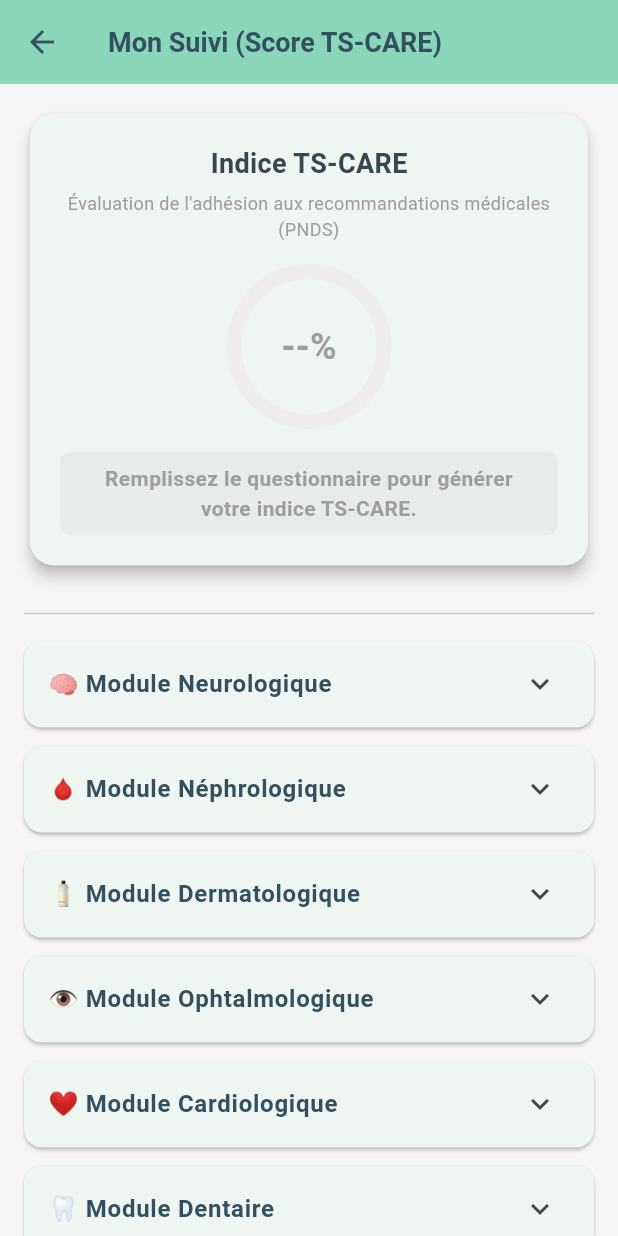
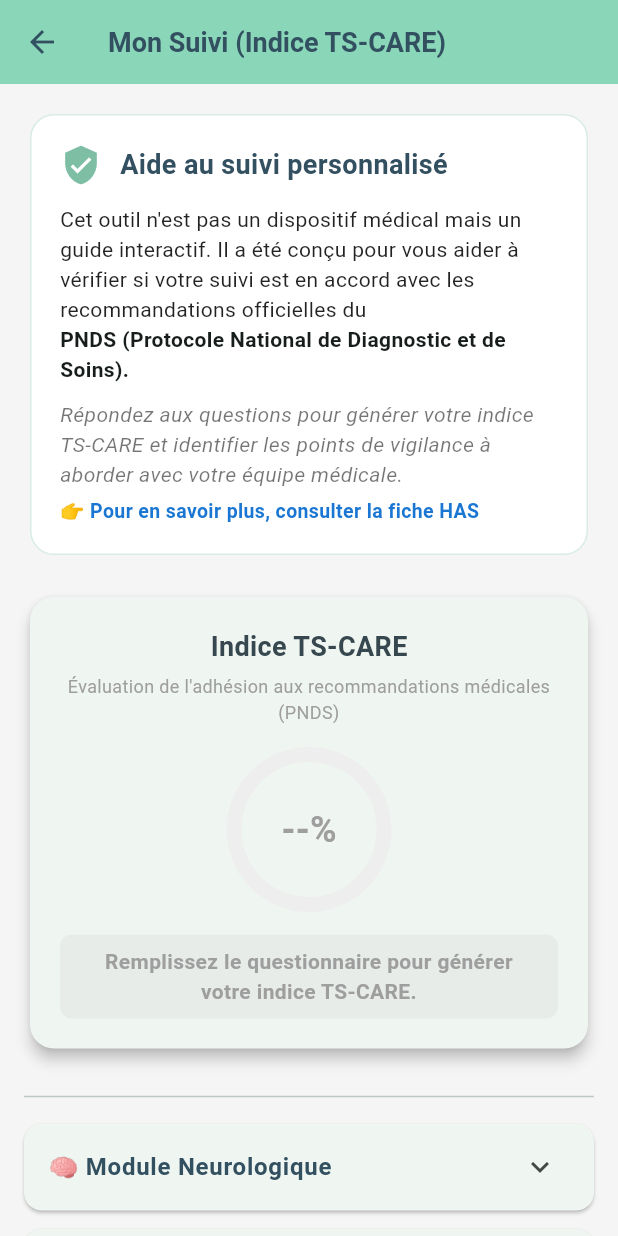
Before and after one commit to Mathkuch/carnet-stb-pilote, a Flutter app: the PageMonSuivi screen opened directly with empty values, on a phone screen of 412 x 824 dp. Run offline on Flutter 3.47's test engine with Material 3 defaults, Android fonts, the phone set to English and light mode, and no system bars; our stand-ins replace easy_localization, fl_chart, pdf, printing.

Commit message:
Amelioration visuelle page comprendre STB

```diff
--- a/lib/main.dart
+++ b/lib/main.dart
@@ -5,6 +5,7 @@ import 'package:pdf/widgets.dart' as pw;
 import 'package:printing/printing.dart';
 import 'dart:typed_data';
 import 'package:easy_localization/easy_localization.dart';
+import 'package:url_launcher/url_launcher.dart';
 
 
 // ==========================================
@@ -1499,14 +1500,82 @@ class _PageMonSuiviState extends State<PageMonSuivi> {
   // ==========================================
   // INTERFACE UTILISATEUR (UI)
   // ==========================================
-  @override
+ @override
   Widget build(BuildContext context) {
     return Scaffold(
       backgroundColor: Colors.grey[100],
-      appBar: AppBar(title: const Text('Mon Suivi (Score TS-CARE)'), backgroundColor: Theme.of(context).colorScheme.inversePrimary),
+      appBar: AppBar(
+        title: const Text('Mon Suivi (Indice TS-CARE)'),
+        backgroundColor: Theme.of(context).colorScheme.inversePrimary
+      ),
       body: ListView(
         padding: const EdgeInsets.all(16.0),
         children: [
+
+          // --- NOUVEL EN-TÊTE PÉDAGOGIQUE (PNDS) ---
+          Card(
+            elevation: 0,
+            color: Colors.white,
+            shape: RoundedRectangleBorder(
+              borderRadius: BorderRadius.circular(16),
+              side: BorderSide(color: primaryTeal.withOpacity(0.3))
+            ),
+            child: Padding(
+              padding: const EdgeInsets.all(20.0),
+              child: Column(
+                crossAxisAlignment: CrossAxisAlignment.start,
+                children: [
+                  Row(
+                    children: [
+                      const Icon(Icons.verified_user, color: primaryTeal, size: 28),
+                      const SizedBox(width: 12),
+                      Expanded(
+                        child: Text(
+                          "Aide au suivi personnalisé",
+                          style: TextStyle(fontSize: 18, fontWeight: FontWeight.bold, color: darkNavy),
+                        ),
+                      ),
+                    ],
+                  ),
+                  const SizedBox(height: 12),
+                  const Text(
+                    "Cet outil n'est pas un dispositif médical mais un guide interactif. "
+                    "Il a été conçu pour vous aider à vérifier si votre suivi est en accord avec les recommandations officielles du ",
+                    style: TextStyle(fontSize: 14, color: Colors.black87, height: 1.4),
+                  ),
+                  GestureDetector(
+                    onTap: () async {
+                      final Uri url = Uri.parse('https://www.has-sante.fr/jcms/p_3293728/fr/sclerose-tubereuse-de-bourneville');
+                      if (!await launchUrl(url)) {
+                        throw Exception('Could not launch $url');
+                      }
+                    },
+                    child: Text(
+                      "PNDS (Protocole National de Diagnostic et de Soins).",
+                      style: TextStyle(
+                        fontSize: 14,
+                        fontWeight: FontWeight.bold
+                      ),
+                    ),
+                  ),
+                  const SizedBox(height: 10),
+                  const Text(
+                    "Répondez aux questions pour générer votre indice TS-CARE et identifier les points de vigilance à aborder avec votre équipe médicale.",
+                    style: TextStyle(fontSize: 14, color: Colors.black54, fontStyle: FontStyle.italic),
+                  ),
+                  const SizedBox(height: 5),
+                  InkWell(
+                    onTap: () => launchUrl(Uri.parse('https://www.has-sante.fr/jcms/p_3293728/fr/sclerose-tubereuse-de-bourneville')),
+                    child: Text(
+                      "👉 Pour en savoir plus, consulter la fiche HAS",
+                      style: TextStyle(fontSize: 13, color: Colors.blue.shade700, fontWeight: FontWeight.w600),
+                    ),
+                  ),
+                ],
+              ),
+            ),
+          ),
+          const SizedBox(height: 20),
 
           // --- 1. JAUGE TS-CARE ---
           Card(
--- a/pubspec.yaml
+++ b/pubspec.yaml
@@ -38,6 +38,7 @@ dependencies:
   pdf: ^3.12.0
   printing: ^5.14.3
   easy_localization: ^3.0.8
+  url_launcher: ^6.3.2
 
 dev_dependencies:
   flutter_test:
```
Also changed, not shown: assets/assets/AssetManifest.bin.json (+1 -1 lines), assets/fonts/MaterialIcons-Regular.otf, pubspec.lock, 8 other files.
